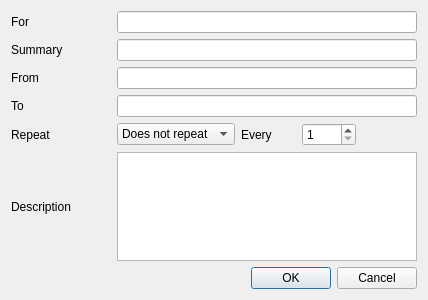
Before: the Qt Designer form appointmentform.ui in trumpton/ContactManager, drawn with Qt 5.
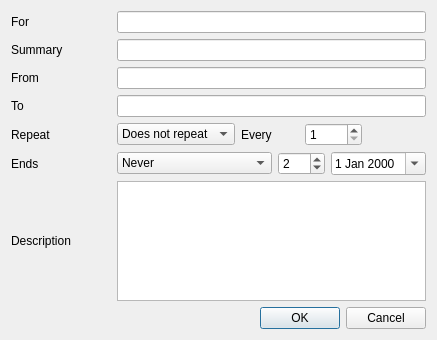
After: the same form once the commit is applied. Custom widgets are drawn as their Qt base class.

Commit message: Repeat ends: after a number of times, or on a date (#30)

What changed in the file:
```diff
--- a/appointmentform.ui
+++ b/appointmentform.ui
@@ -7,7 +7,7 @@
     <x>0</x>
     <y>0</y>
     <width>426</width>
-    <height>300</height>
+    <height>340</height>
    </rect>
   </property>
   <property name="sizePolicy">
@@ -19,7 +19,7 @@
   <property name="maximumSize">
    <size>
     <width>16777215</width>
-    <height>300</height>
+    <height>340</height>
    </size>
   </property>
   <property name="windowTitle">
@@ -228,6 +228,71 @@
      </item>
     </layout>
    </item>
+   <item>
+    <layout class="QHBoxLayout" name="horizontalLayout_ends">
+     <item>
+      <widget class="QLabel" name="labelEnds">
+       <property name="minimumSize">
+        <size>
+         <width>100</width>
+         <height>0</height>
+        </size>
+       </property>
+       <property name="text">
+        <string>Ends</string>
+       </property>
+      </widget>
+     </item>
+     <item>
+      <widget class="QComboBox" name="comboEnds">
+       <property name="accessibleName">
+        <string>Repeat ends</string>
+       </property>
+       <item>
+        <property name="text">
+         <string>Never</string>
+        </property>
+       </item>
+       <item>
+        <property name="text">
+         <string>After a number of times</string>
+        </property>
+       </item>
+       <item>
+        <property name="text">
+         <string>On a date</string>
+        </property>
+       </item>
+      </widget>
+     </item>
+     <item>
+      <widget class="QSpinBox" name="spinEndCount">
+       <property name="accessibleName">
+        <string>Number of times, including this one</string>
+       </property>
+       <property name="minimum">
+        <number>1</number>
+       </property>
+       <property name="maximum">
+        <number>999</number>
+       </property>
+       <property name="value">
+        <number>2</number>
+       </property>
+      </widget>
+     </item>
+     <item>
+      <widget class="QDateEdit" name="dateEndDate">
+       <property name="accessibleName">
+        <string>Last date of the repeat</string>
+       </property>
+       <property name="calendarPopup">
+        <bool>true</bool>
+       </property>
+      </widget>
+     </item>
+    </layout>
+   </item>
    <item>
     <layout class="QHBoxLayout" name="horizontalLayout_5">
      <property name="topMargin">
```
The commit also changes 9 other files.
